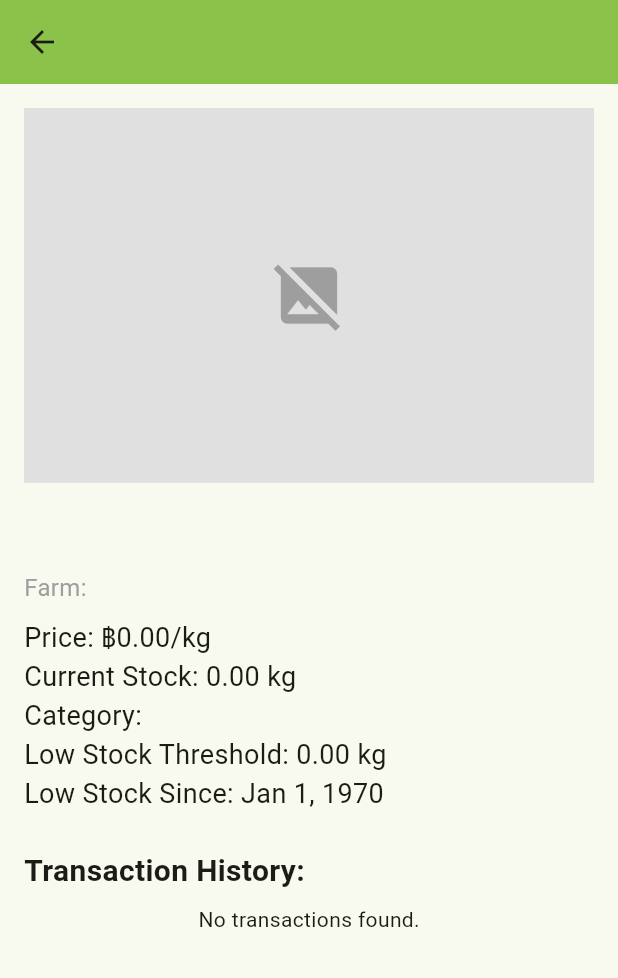
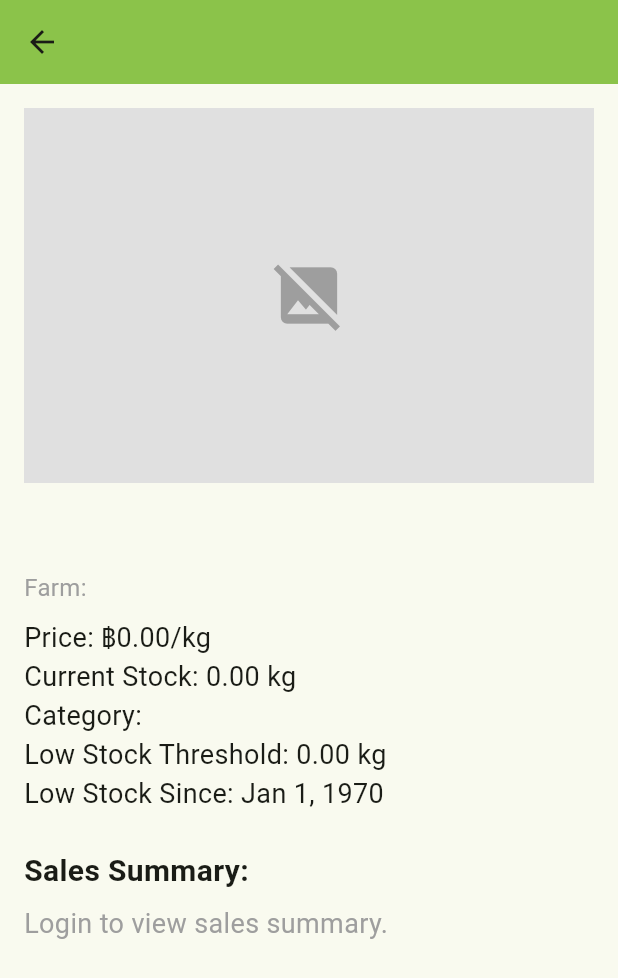
Before and after one commit to InwSaKodBeiw007/Lung-Chaing-Farm, a Flutter app: the ProductDetailScreen screen opened directly with empty values, on a phone screen of 412 x 824 dp. Shown: the top 978 px of the screen. Run offline on Flutter 3.47's test engine with Material 3 defaults, Android fonts, the light colour scheme and no system bars; our stand-ins replace audioplayers, badges, image_picker, shared_preferences; accounts and stored records are empty; network calls fail.

Commit message:
feat(frontend): Implement Reusable RefreshButton and Role-Based Sales Display
This commit introduces a reusable `RefreshButton` widget and implements role-based sales summary display in `ProductDetailScreen`.

- **Refactor:** Extracted the common refresh `IconButton` logic into a reusable `RefreshButton` widget.
- **Feature:** Implemented conditional display of sales information on `ProductDetailScreen`:
    - Villager roles see detailed `ProductTransactionHistory`.
    - Authenticated User roles see a "Total Units Sold" summary.
    - Visitor roles are prompted to log in to view sales summary, preventing authentication errors.
- **Fix:** Removed lingering `audio_service.dart` imports from authentication screens (`LoginScreen`, `RegisterScreen`) and `main.dart` after centralizing sound logic.
- **Clean-up:** Removed unused `user_home_screen.dart` import from `main.dart`.

```diff
--- a/lib/main.dart
+++ b/lib/main.dart
@@ -4,7 +4,7 @@ import 'package:lung_chaing_farm/providers/auth_provider.dart';
 import 'package:lung_chaing_farm/providers/low_stock_provider.dart'; // Import LowStockProvider
 import 'package:lung_chaing_farm/screens/product_list_screen.dart';
 import 'package:lung_chaing_farm/screens/villager/villager_dashboard_screen.dart';
-import 'package:lung_chaing_farm/screens/user/user_home_screen.dart';
+
 import 'package:lung_chaing_farm/services/notification_service.dart'; // Import NotificationService
 import 'package:lung_chaing_farm/services/api_service.dart'; // Import ApiService
 
@@ -49,8 +49,8 @@ class AuthWrapper extends StatelessWidget {
         if (authProvider.isAuthenticated) {
           if (authProvider.user!.role == 'VILLAGER') {
             return const VillagerDashboardScreen();
-          } else if (authProvider.user!.role == 'USER') {
-            return const UserHomeScreen(); // Placeholder for now
+            // } else if (authProvider.user!.role == 'USER') {
+            // return const UserHomeScreen(); // Placeholder for now
           }
         }
         // If not authenticated or role not handled, show the public product list
--- a/lib/screens/auth/register_screen.dart
+++ b/lib/screens/auth/register_screen.dart
@@ -3,7 +3,6 @@ import 'package:flutter/material.dart';
 import 'package:provider/provider.dart';
 import 'package:lung_chaing_farm/providers/auth_provider.dart';
 import 'package:lung_chaing_farm/screens/auth/login_screen.dart'; // Import LoginScreen
-import 'package:lung_chaing_farm/services/audio_service.dart'; // Import AudioService
 import 'package:lung_chaing_farm/services/notification_service.dart'; // Import NotificationService
 
 class RegisterScreen extends StatefulWidget {
@@ -28,7 +27,6 @@ class _RegisterScreenState extends State<RegisterScreen> {
     if (!_formKey.currentState!.validate()) {
       return;
     }
-    AudioService.playClickSound(); // Play sound on submit
     setState(() {
       _isLoading = true;
     });
--- a/lib/screens/shared/product_detail_screen.dart
+++ b/lib/screens/shared/product_detail_screen.dart
@@ -3,6 +3,9 @@ import 'package:intl/intl.dart';
 import 'package:lung_chaing_farm/models/product.dart';
 import 'package:lung_chaing_farm/widgets/product_transaction_history.dart';
 import 'package:lung_chaing_farm/widgets/shared/image_gallery_swiper.dart';
+import 'package:provider/provider.dart';
+import 'package:lung_chaing_farm/providers/auth_provider.dart';
+import 'package:lung_chaing_farm/services/api_service.dart'; // Needed for fetching transactions
 
 class ProductDetailScreen extends StatelessWidget {
   final Product product;
@@ -23,7 +26,12 @@ class ProductDetailScreen extends StatelessWidget {
         title: Text(product.name),
         backgroundColor: Colors.lightGreen,
       ),
-      body: SingleChildScrollView(
+      body: Consumer<AuthProvider>(
+        builder: (context, authProvider, child) {
+          final String? currentUserRole = authProvider.user?.role;
+          final bool isVillager = currentUserRole == 'VILLAGER';
+
+          return SingleChildScrollView(
             padding: const EdgeInsets.all(16.0),
             child: Column(
               crossAxisAlignment: CrossAxisAlignment.start,
@@ -71,14 +79,69 @@ class ProductDetailScreen extends StatelessWidget {
                     style: const TextStyle(fontSize: 18.0),
                   ),
                 const SizedBox(height: 24.0),
+                if (isVillager) ...[
                   const Text(
                     'Transaction History:',
-              style: TextStyle(fontSize: 20.0, fontWeight: FontWeight.bold),
+                    style: TextStyle(
+                      fontSize: 20.0,
+                      fontWeight: FontWeight.bold,
+                    ),
                   ),
                   const SizedBox(height: 8.0),
                   ProductTransactionHistory(productId: product.id),
+                ] else if (authProvider.isAuthenticated) ...[
+                  const Text(
+                    'Sales Summary:',
+                    style: TextStyle(
+                      fontSize: 20.0,
+                      fontWeight: FontWeight.bold,
+                    ),
+                  ),
+                  const SizedBox(height: 8.0),
+                  FutureBuilder<List<Map<String, dynamic>>>(
+                    future: ApiService.instance.getProductTransactions(
+                      product.id,
+                      days: 365,
+                    ), // Fetch all transactions for a year
+                    builder: (context, snapshot) {
+                      if (snapshot.connectionState == ConnectionState.waiting) {
+                        return const CircularProgressIndicator();
+                      } else if (snapshot.hasError) {
+                        return Text('Error loading sales: ${snapshot.error}');
+                      } else if (!snapshot.hasData || snapshot.data!.isEmpty) {
+                        return const Text('No sales recorded yet.');
+                      } else {
+                        double totalSold = 0;
+                        for (var transaction in snapshot.data!) {
+                          totalSold += (transaction['quantity_sold'] as num)
+                              .toDouble();
+                        }
+                        return Text(
+                          'Total Units Sold: ${totalSold.toStringAsFixed(2)} kg',
+                          style: const TextStyle(fontSize: 18.0),
+                        );
+                      }
+                    },
+                  ),
+                ] else ...[
+                  // For Visitors (not authenticated)
+                  const Text(
+                    'Sales Summary:',
+                    style: TextStyle(
+                      fontSize: 20.0,
+                      fontWeight: FontWeight.bold,
+                    ),
+                  ),
+                  const SizedBox(height: 8.0),
+                  const Text(
+                    'Login to view sales summary.',
+                    style: TextStyle(fontSize: 18.0, color: Colors.grey),
+                  ),
+                ],
               ],
             ),
+          );
+        },
       ),
     );
   }
--- a/lib/screens/villager/edit_product_screen.dart
+++ b/lib/screens/villager/edit_product_screen.dart
@@ -4,7 +4,6 @@ import 'package:flutter/foundation.dart';
 import 'package:flutter/material.dart';
 import 'package:image_picker/image_picker.dart';
 import 'package:lung_chaing_farm/services/api_service.dart';
-import 'package:lung_chaing_farm/services/audio_service.dart'; // Import AudioService
 import 'package:lung_chaing_farm/models/product.dart'; // Import Product model
 import 'package:lung_chaing_farm/services/notification_service.dart'; // Import NotificationService
 
@@ -71,7 +70,6 @@ class _EditProductScreenState extends State<EditProductScreen> {
   }
 
   Future<void> _pickNewImage() async {
-    AudioService.playClickSound();
     final ImagePicker picker = ImagePicker();
     final XFile? image = await picker.pickImage(source: ImageSource.gallery);
     if (image != null) {
@@ -105,7 +103,6 @@ class _EditProductScreenState extends State<EditProductScreen> {
   }
 
   Future<void> _submitForm() async {
-    AudioService.playClickSound();
     if (!_formKey.currentState!.validate()) {
       return;
     }
@@ -177,7 +174,6 @@ class _EditProductScreenState extends State<EditProductScreen> {
         leading: IconButton(
           icon: const Icon(Icons.arrow_back),
           onPressed: () {
-            AudioService.playClickSound();
             Navigator.pop(context);
           },
         ),
```
Also changed, not shown: lib/screens/product_list_screen.dart (+2 -8 lines), lib/screens/villager/low_stock_products_screen.dart (+2 -10 lines), lib/screens/villager/villager_dashboard_screen.dart (+2 -8 lines), lib/widgets/refresh_button.dart (added, +19 -0 lines). Lines whose indentation alone changed are shown as unchanged.
